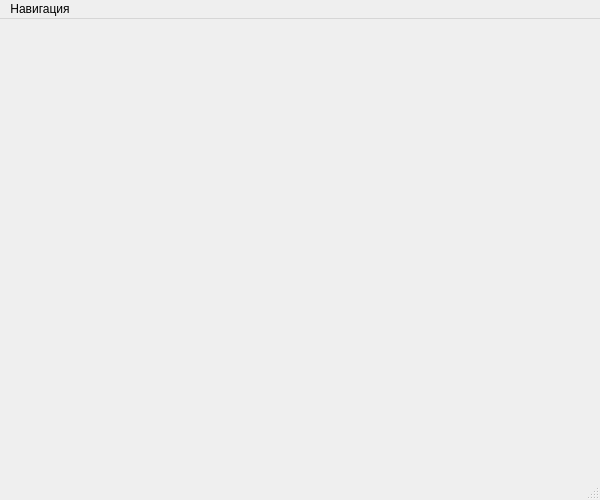
This is src/client/ui/main_window.ui in formemu/aditim-monitor as Qt 5 draws it before an edit. The edited form follows.
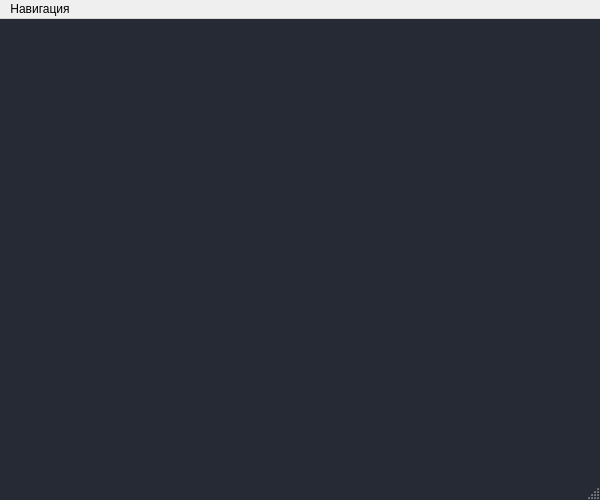
This is the edited form.

What changed in the file:
```diff
--- a/src/client/ui/main_window.ui
+++ b/src/client/ui/main_window.ui
@@ -13,6 +13,9 @@
   <property name="windowTitle">
    <string>ADITIM Monitor</string>
   </property>
+  <property name="styleSheet">
+   <string>QMainWindow { background-color: #262a35; }</string>
+  </property>
   <widget class="QWidget" name="centralwidget">
    <layout class="QVBoxLayout" name="verticalLayout_main">
     <property name="spacing">
```
Left out of the diff: 6 changed lines with no effect on the pictures.
